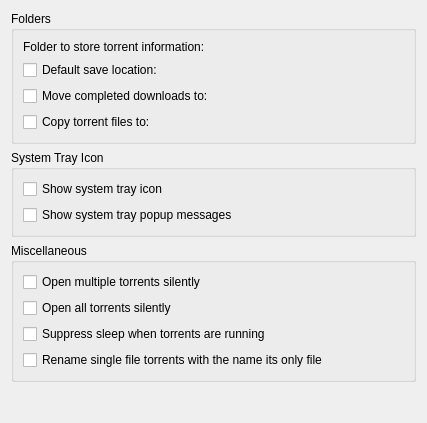
KDE/ktorrent, file ktorrent/pref/generalpref.ui: the form before one commit.
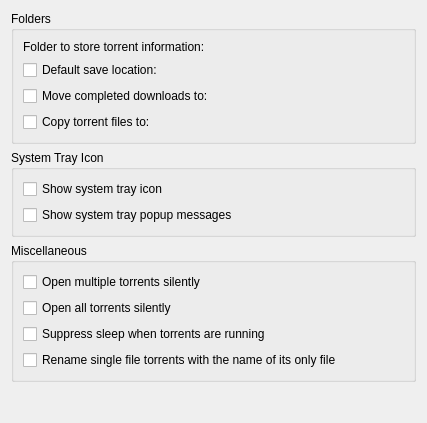
The form after the commit. Custom widgets are drawn as their Qt base class.

What changed in the file:
```diff
--- a/ktorrent/pref/generalpref.ui
+++ b/ktorrent/pref/generalpref.ui
@@ -157,7 +157,7 @@
 &lt;p&gt;If for example the file is named &lt;span style=&quot; font-weight:600;&quot;&gt;linux-desktop.iso&lt;/span&gt;, the torrent will be displayed as &lt;span style=&quot; font-weight:600;&quot;&gt;linux-desktop.&lt;/span&gt;&lt;/p&gt;</string>
         </property>
         <property name="text">
-         <string>Rename single file torrents with the name its only file</string>
+         <string>Rename single file torrents with the name of its only file</string>
         </property>
        </widget>
       </item>
```
